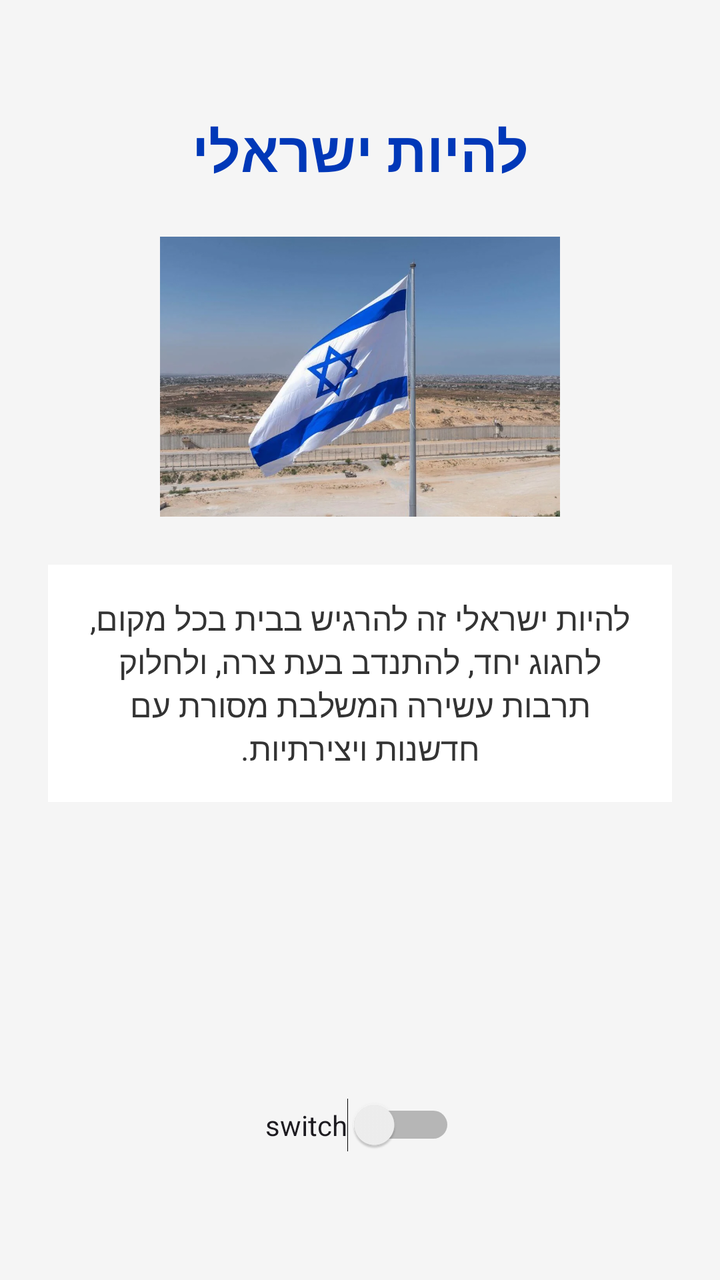
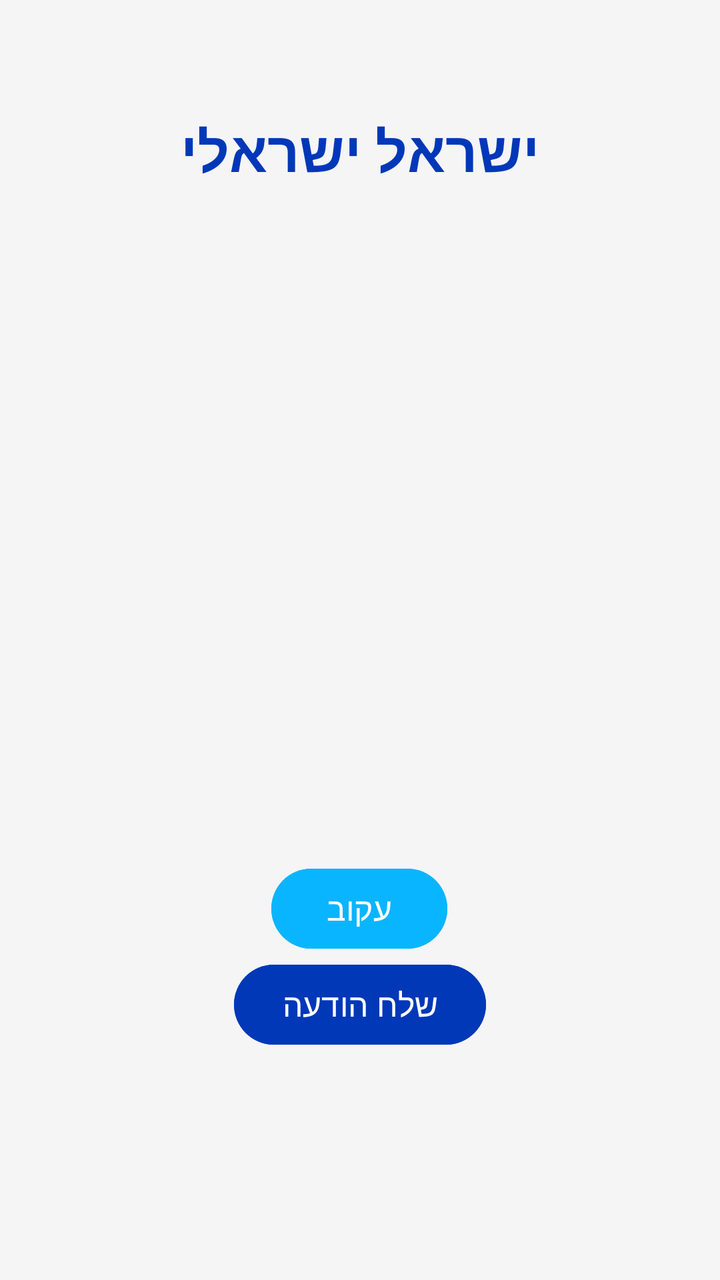

Screens rendered from an Android XML layout before and after an edit, with the pre-edit source and the edit as a unified diff.
<!-- AndroidManifest.xml: application theme Theme.MyFirstAppOran -->
<!-- res/layout/activity_main.xml -->
<?xml version="1.0" encoding="utf-8"?>
<androidx.constraintlayout.widget.ConstraintLayout
    xmlns:android="http://schemas.android.com/apk/res/android"
    xmlns:app="http://schemas.android.com/apk/res-auto"
    xmlns:tools="http://schemas.android.com/tools"
    android:layout_width="match_parent"
    android:layout_height="match_parent"
    android:background="#F5F5F5"
    android:padding="24dp"
    tools:context=".MainActivity"
    tools:ignore="ExtraText">


    <TextView
        android:id="@+id/titleTextView"
        android:layout_width="wrap_content"
        android:layout_height="wrap_content"
        android:text="להיות ישראלי"
        android:textSize="28sp"
        android:textStyle="bold"
        android:textColor="#0038B8"
        android:layout_marginTop="32dp"
        app:layout_constraintTop_toTopOf="parent"
        app:layout_constraintStart_toStartOf="parent"
        app:layout_constraintEnd_toEndOf="parent" />

    <ImageView
        android:id="@+id/israelImageView"
        android:layout_width="200dp"
        android:layout_height="140dp"
        android:layout_marginTop="24dp"
        android:src="@drawable/israelflag"
        android:scaleType="centerCrop"
        android:contentDescription="סמל או דגל המייצגים את ישראל"
        app:layout_constraintTop_toBottomOf="@+id/titleTextView"
        app:layout_constraintStart_toStartOf="parent"
        app:layout_constraintEnd_toEndOf="parent" />

    <TextView
        android:id="@+id/descTextView"
        android:layout_width="0dp"
        android:layout_height="wrap_content"
        android:text="להיות ישראלי זה להרגיש בבית בכל מקום, לחגוג יחד, להתנדב בעת צרה, ולחלוק תרבות עשירה המשלבת מסורת עם חדשנות ויצירתיות."
        android:textSize="16sp"
        android:textColor="#333333"
        android:gravity="center"
        android:background="#FFFFFF"
        android:padding="16dp"
        android:layout_marginTop="24dp"
        app:layout_constraintTop_toBottomOf="@+id/israelImageView"
        app:layout_constraintStart_toStartOf="parent"
        app:layout_constraintEnd_toEndOf="parent" />

    <Button
        android:visibility="gone"
        android:id="@+id/actionButton"
        android:layout_width="wrap_content"
        android:layout_height="wrap_content"
        android:text="Button"
        android:textSize="16sp"
        android:backgroundTint="#0038B8"
        android:textColor="#FFFFFF"
        android:layout_marginTop="32dp"
        app:layout_constraintTop_toBottomOf="@+id/descTextView"
        app:layout_constraintStart_toStartOf="parent"
        app:layout_constraintEnd_toEndOf="parent" />

    <Button
        android:visibility="gone"
        android:id="@+id/yellowButton"
        android:layout_width="wrap_content"
        android:layout_height="wrap_content"
        android:layout_marginTop="96dp"
        android:backgroundTint="#FFE90A"
        android:text="Yellow"
        android:textColor="#FFFFFF"
        android:textSize="16sp"
        app:layout_constraintEnd_toEndOf="parent"
        app:layout_constraintHorizontal_bias="0.501"
        app:layout_constraintStart_toStartOf="parent"
        app:layout_constraintTop_toBottomOf="@+id/descTextView" />

    <Switch

        android:id="@+id/swShowButton"
        android:layout_width="wrap_content"
        android:layout_height="wrap_content"
        android:layout_marginTop="148dp"
        android:text="switch"
        app:layout_constraintEnd_toEndOf="parent"
        app:layout_constraintStart_toStartOf="parent"
        app:layout_constraintTop_toTopOf="@+id/yellowButton"
        />

</androidx.constraintlayout.widget.ConstraintLayout>
<!-- resources referenced by this layout -->
<resources>
  <!-- drawable israelflag: png bitmap (drawable, 97832 bytes) -->
  <style name="Theme.MyFirstAppOran" parent="Base.Theme.MyFirstAppOran" />
  <style name="Base.Theme.MyFirstAppOran" parent="Theme.Material3.DayNight.NoActionBar">
          
          
      </style>
</resources>

<!-- the commit's change to res/layout/activity_main.xml (unified diff, before → after) -->
@@ -12,10 +12,10 @@
 
 
     <TextView
-        android:id="@+id/titleTextView"
+        android:id="@+id/tvUserName"
         android:layout_width="wrap_content"
         android:layout_height="wrap_content"
-        android:text="להיות ישראלי"
+        android:text="@string/user_name"
         android:textSize="28sp"
         android:textStyle="bold"
         android:textColor="#0038B8"
@@ -24,72 +24,32 @@
         app:layout_constraintStart_toStartOf="parent"
         app:layout_constraintEnd_toEndOf="parent" />
 
-    <ImageView
-        android:id="@+id/israelImageView"
-        android:layout_width="200dp"
-        android:layout_height="140dp"
-        android:layout_marginTop="24dp"
-        android:src="@drawable/israelflag"
-        android:scaleType="centerCrop"
-        android:contentDescription="סמל או דגל המייצגים את ישראל"
-        app:layout_constraintTop_toBottomOf="@+id/titleTextView"
-        app:layout_constraintStart_toStartOf="parent"
-        app:layout_constraintEnd_toEndOf="parent" />
-
-    <TextView
-        android:id="@+id/descTextView"
-        android:layout_width="0dp"
-        android:layout_height="wrap_content"
-        android:text="להיות ישראלי זה להרגיש בבית בכל מקום, לחגוג יחד, להתנדב בעת צרה, ולחלוק תרבות עשירה המשלבת מסורת עם חדשנות ויצירתיות."
-        android:textSize="16sp"
-        android:textColor="#333333"
-        android:gravity="center"
-        android:background="#FFFFFF"
-        android:padding="16dp"
-        android:layout_marginTop="24dp"
-        app:layout_constraintTop_toBottomOf="@+id/israelImageView"
-        app:layout_constraintStart_toStartOf="parent"
-        app:layout_constraintEnd_toEndOf="parent" />
 
     <Button
-        android:visibility="gone"
-        android:id="@+id/actionButton"
+        android:id="@+id/btnSendMessage"
         android:layout_width="wrap_content"
         android:layout_height="wrap_content"
-        android:text="Button"
-        android:textSize="16sp"
+        android:layout_marginTop="384dp"
         android:backgroundTint="#0038B8"
-        android:textColor="#FFFFFF"
-        android:layout_marginTop="32dp"
-        app:layout_constraintTop_toBottomOf="@+id/descTextView"
-        app:layout_constraintStart_toStartOf="parent"
-        app:layout_constraintEnd_toEndOf="parent" />
-
-    <Button
-        android:visibility="gone"
-        android:id="@+id/yellowButton"
-        android:layout_width="wrap_content"
-        android:layout_height="wrap_content"
-        android:layout_marginTop="96dp"
-        android:backgroundTint="#FFE90A"
-        android:text="Yellow"
+        android:text="@string/send_message"
         android:textColor="#FFFFFF"
         android:textSize="16sp"
         app:layout_constraintEnd_toEndOf="parent"
-        app:layout_constraintHorizontal_bias="0.501"
         app:layout_constraintStart_toStartOf="parent"
-        app:layout_constraintTop_toBottomOf="@+id/descTextView" />
+        app:layout_constraintTop_toBottomOf="@+id/tvUserName" />
 
-    <Switch
-
-        android:id="@+id/swShowButton"
+    <Button
+        android:id="@+id/btnFollow"
         android:layout_width="wrap_content"
         android:layout_height="wrap_content"
-        android:layout_marginTop="148dp"
-        android:text="switch"
+        android:layout_marginTop="336dp"
+        android:backgroundTint="#0AB5FF"
+        android:text="@string/follow"
+        android:textColor="#FFFFFF"
+        android:textSize="16sp"
         app:layout_constraintEnd_toEndOf="parent"
+        app:layout_constraintHorizontal_bias="0.498"
         app:layout_constraintStart_toStartOf="parent"
-        app:layout_constraintTop_toTopOf="@+id/yellowButton"
-        />
+        app:layout_constraintTop_toBottomOf="@+id/tvUserName" />
 
 </androidx.constraintlayout.widget.ConstraintLayout>
<!-- resource entries referenced after the edit -->
@@ -1,6 +1,8 @@
 <!-- resources referenced by this layout -->
 <resources>
-  <!-- drawable israelflag: png bitmap (drawable, 97832 bytes) -->
+  <string name="follow">עקוב</string>
+  <string name="send_message">שלח הודעה</string>
+  <string name="user_name">ישראל ישראלי</string>
   <style name="Theme.MyFirstAppOran" parent="Base.Theme.MyFirstAppOran" />
   <style name="Base.Theme.MyFirstAppOran" parent="Theme.Material3.DayNight.NoActionBar">
           
